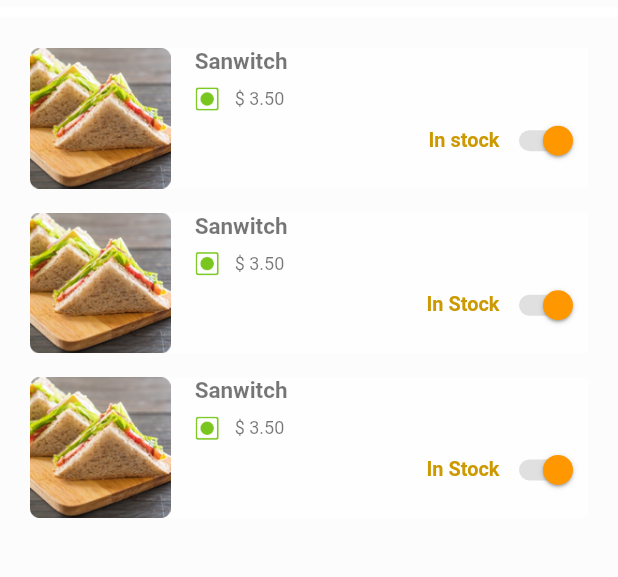
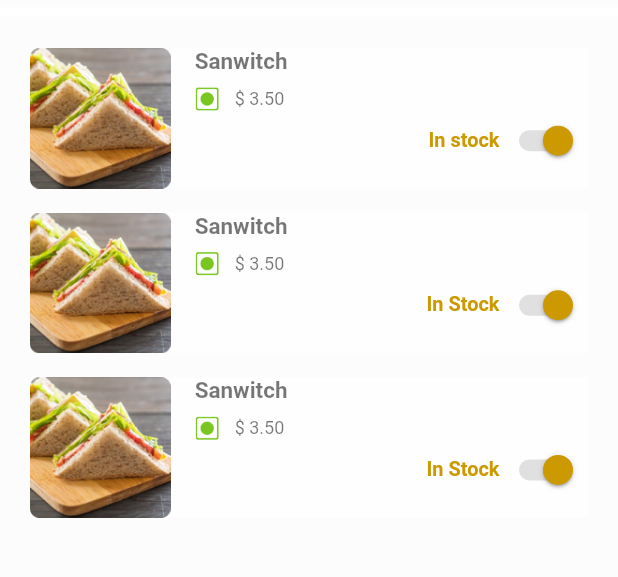
Before and after one commit to soutruoshim/brown_store_app, a Flutter app: the ProductScreen screen opened directly, on a phone screen of 412 x 824 dp, the part 84-661 px from its top. Run offline on Flutter 3.47's test engine with Material 2 defaults, Android fonts, the light colour scheme and no system bars; our stand-ins replace cached_network_image, connectivity, dio, firebase_messaging, fluttertoast, get_it and 3 more; accounts and stored records are empty; network calls fail; Roboto replaces fonts that are missing (TitilliumWeb).

Commit message:
update order_screen and product screen

```diff
--- a/lib/view/screen/order/order_screen.dart
+++ b/lib/view/screen/order/order_screen.dart
@@ -41,7 +41,9 @@ class _OrderScreenState extends State<OrderScreen> {
           children: [
             OrderAll(),
             OrderPending(),
-            Icon(Icons.directions_car, size: 350),
+            Container(child: Center(
+              child: Text("In-Progress"),
+            ),),
           ],
         ),
       ),
--- a/lib/view/screen/product/product_screen.dart
+++ b/lib/view/screen/product/product_screen.dart
@@ -107,7 +107,7 @@ class _ProductScreenState extends State<ProductScreen> {
                                   fontWeight: FontWeight.bold),
                             ),
                             Switch(
-                              activeColor: Colors.orange,
+                              activeColor: Theme.of(context).primaryColor,
                               activeTrackColor: Colors.grey[300],
                               value: true,
                               onChanged: (value) {
@@ -188,7 +188,7 @@ class _ProductScreenState extends State<ProductScreen> {
                                   fontWeight: FontWeight.bold),
                             ),
                             Switch(
-                              activeColor: Colors.orange,
+                              activeColor: Theme.of(context).primaryColor,
                               activeTrackColor: Colors.grey[300],
                               value: true,
                               onChanged: (value) {
@@ -269,7 +269,7 @@ class _ProductScreenState extends State<ProductScreen> {
                                   fontWeight: FontWeight.bold),
                             ),
                             Switch(
-                              activeColor: Colors.orange,
+                              activeColor: Theme.of(context).primaryColor,
                               activeTrackColor: Colors.grey[300],
                               value: true,
                               onChanged: (value) {
```
Also changed, not shown: lib/view/screen/dashboard/dashboard_screen.dart (+60 -6 lines).
